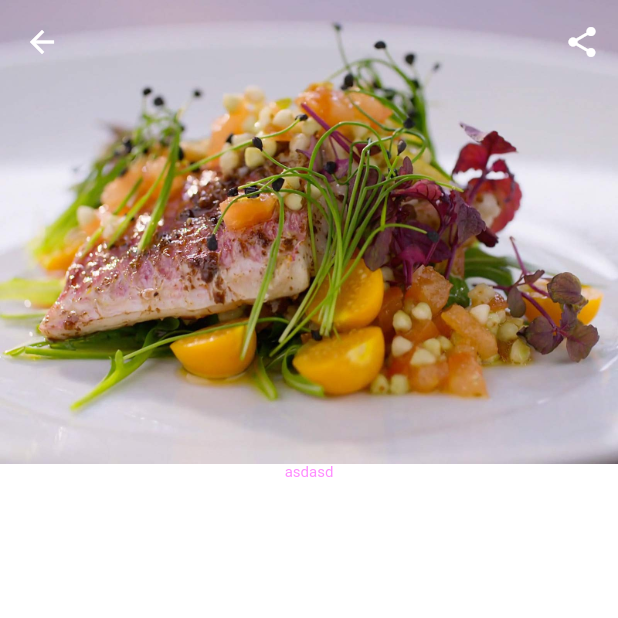
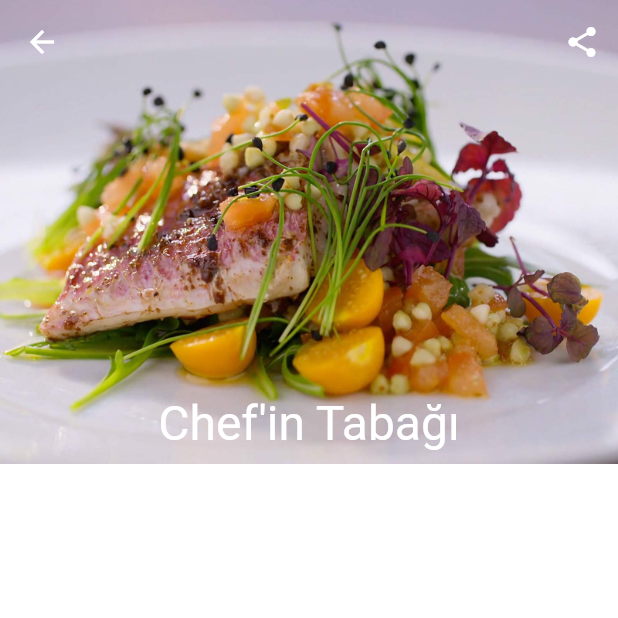
Before and after one commit to umutcanceyhan7/FlutterRecipeApp, a Flutter app: the AlphanYemek screen opened by its route, on a phone screen of 412 x 824 dp, the top half of it. Run offline on Flutter 3.47's test engine with Material 2 defaults, Android fonts, the phone set to English and light mode, and no system bars; Roboto replaces fonts that are missing (Futura).

Commit message:
resimin üstüne yazı eklendi

```diff
--- a/lib/screens/alphan_yemek/alphan_yemek.dart
+++ b/lib/screens/alphan_yemek/alphan_yemek.dart
@@ -29,9 +29,27 @@ class AlphanYemek extends StatelessWidget {
       ),
       body: Column(
         children: <Widget>[
-          Container(
-              child: Image.asset('lib/assets/images/yemek.jpg')),
-          Text('asdasd'),
+          Stack(
+              children: [Image.asset('lib/assets/images/yemek.jpg'),
+              const Positioned.fill(
+                  child: Padding(
+
+                    padding: EdgeInsets.only(bottom: 8),
+                    child: Align(
+                      child: Text(
+                          'Chef\'in Tabağı',
+                        style: TextStyle(
+                          color: Colors.white,
+                          fontSize: 32,
+                        ),
+                      ),
+                      alignment: Alignment.bottomCenter,
+                    ),
+                  ),
+
+              ),
+            ],
+          ),
         ],
       ),
 
```
